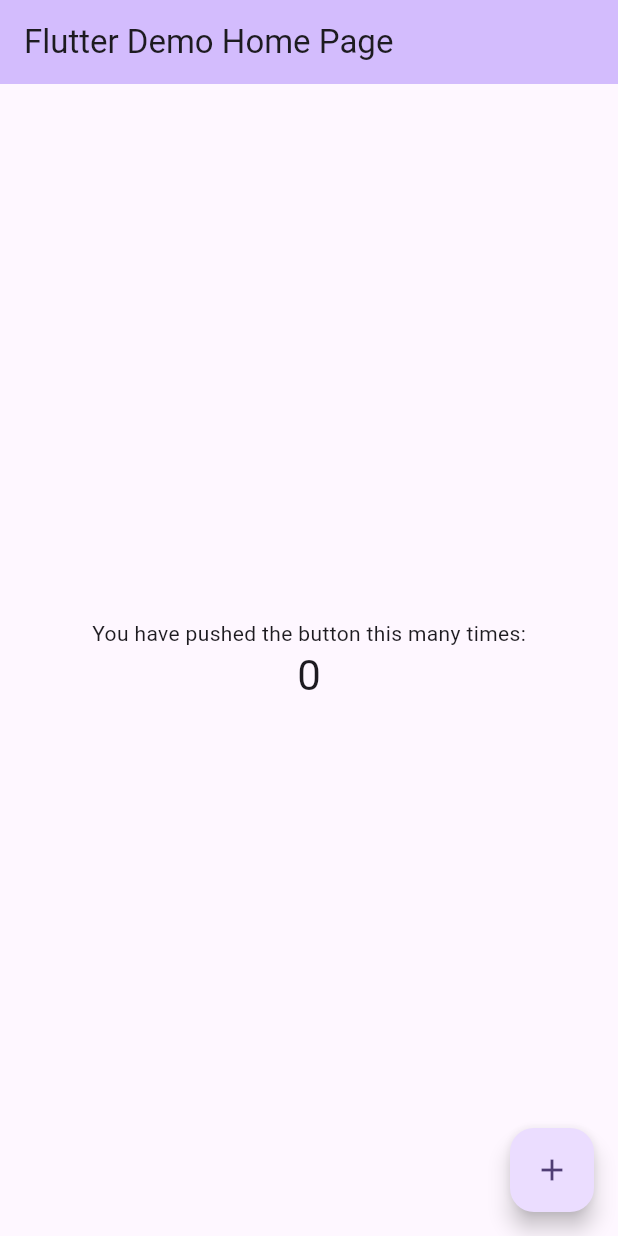
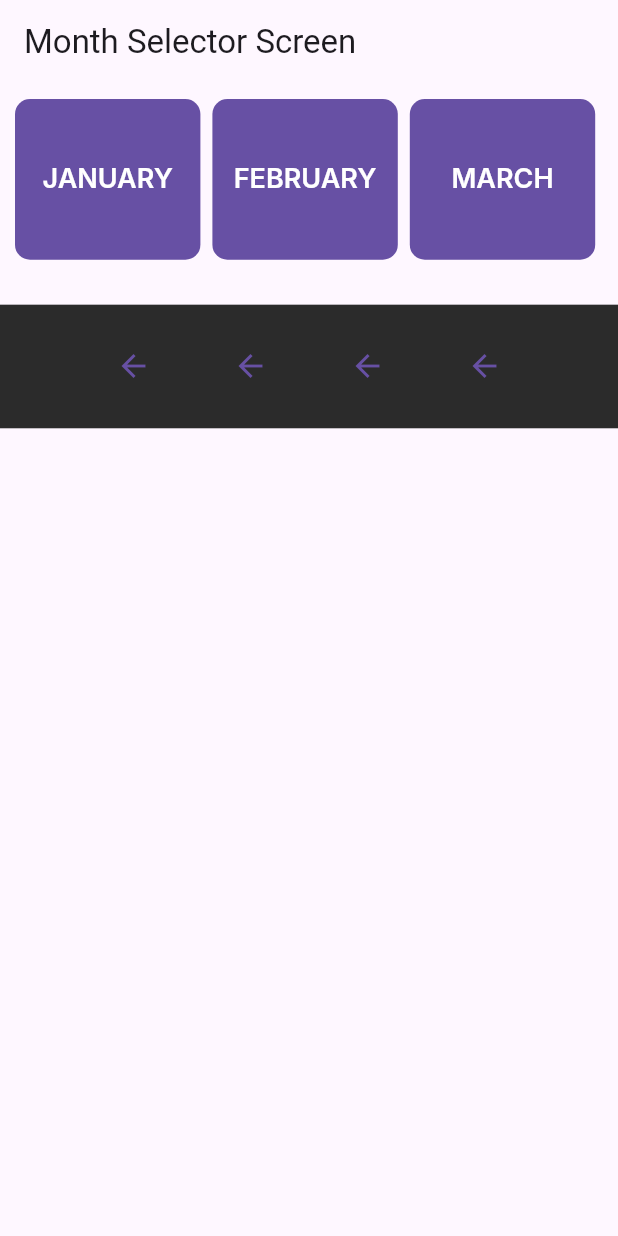
Before and after one commit to DavidMonteroCuesta/TFG-DAM_EVENTIFY, a Flutter app: the screen it shows after launch, on a phone screen of 412 x 824 dp. Run offline on Flutter 3.47's test engine with Material 3 defaults, Android fonts, the phone set to English and light mode, and no system bars; Roboto replaces fonts that are missing (Inter).

Commit message:
MAKING UI

```diff
--- a/PROJECT/eventify/lib/main.dart
+++ b/PROJECT/eventify/lib/main.dart
@@ -1,122 +1,192 @@
 import 'package:flutter/material.dart';
 
-void main() {
-  runApp(const MyApp());
-}
+// Define el widget de botones de navegación
+class BottomNavigationBarButtons extends StatelessWidget {
+  const BottomNavigationBarButtons({super.key});
 
-class MyApp extends StatelessWidget {
-  const MyApp({super.key});
-
-  // This widget is the root of your application.
   @override
   Widget build(BuildContext context) {
-    return MaterialApp(
-      title: 'Flutter Demo',
-      theme: ThemeData(
-        // This is the theme of your application.
-        //
-        // TRY THIS: Try running your application with "flutter run". You'll see
-        // the application has a purple toolbar. Then, without quitting the app,
-        // try changing the seedColor in the colorScheme below to Colors.green
-        // and then invoke "hot reload" (save your changes or press the "hot
-        // reload" button in a Flutter-supported IDE, or press "r" if you used
-        // the command line to start the app).
-        //
-        // Notice that the counter didn't reset back to zero; the application
-        // state is not lost during the reload. To reset the state, use hot
-        // restart instead.
-        //
-        // This works for code too, not just values: Most code changes can be
-        // tested with just a hot reload.
-        colorScheme: ColorScheme.fromSeed(seedColor: Colors.deepPurple),
+    return Container(
+      width: MediaQuery.of(context).size.width,
+      height: MediaQuery.of(context).size.height * 0.1,
+      decoration: const BoxDecoration(
+        color: Color(0xFF2B2B2B),
       ),
-      home: const MyHomePage(title: 'Flutter Demo Home Page'),
+      child: Row(
+        mainAxisSize: MainAxisSize.max,
+        mainAxisAlignment: MainAxisAlignment.center,
+        children: [
+          const SizedBox(width: 20), // Espacio antes de los botones
+          IconButton(
+            icon: Icon(
+              Icons.arrow_back,
+              color: Theme.of(context).colorScheme.primary, // Usando el color primario del tema
+              size: 24,
+            ),
+            onPressed: () {
+              print('IconButton pressed ...');
+            },
+          ),
+          const SizedBox(width: 30), // Espacio entre botones
+          IconButton(
+            icon: Icon(
+              Icons.arrow_back,
+              color: Theme.of(context).colorScheme.primary, // Usando el color primario del tema
+              size: 24,
+            ),
+            onPressed: () {
+              print('IconButton pressed ...');
+            },
+          ),
+          const SizedBox(width: 30), // Espacio entre botones
+          IconButton(
+            icon: Icon(
+              Icons.arrow_back,
+              color: Theme.of(context).colorScheme.primary, // Usando el color primario del tema
+              size: 24,
+            ),
+            onPressed: () {
+              print('IconButton pressed ...');
+            },
+          ),
+          const SizedBox(width: 30), // Espacio entre botones
+          IconButton(
+            icon: Icon(
+              Icons.arrow_back,
+              color: Theme.of(context).colorScheme.primary, // Usando el color primario del tema
+              size: 24,
+            ),
+            onPressed: () {
+              print('IconButton pressed ...');
+            },
+          ),
+          const SizedBox(width: 20), // Espacio después de los botones
+        ],
+      ),
     );
   }
 }
 
-class MyHomePage extends StatefulWidget {
-  const MyHomePage({super.key, required this.title});
+// Define el widget de MonthButton
+class MonthButton extends StatelessWidget {
+  const MonthButton({
+    super.key,
+    required this.monthName,
+    required this.backgroundColor,
+    required this.textColor,
+    required this.textStyle,
+  });
 
-  // This widget is the home page of your application. It is stateful, meaning
-  // that it has a State object (defined below) that contains fields that affect
-  // how it looks.
-
-  // This class is the configuration for the state. It holds the values (in this
-  // case the title) provided by the parent (in this case the App widget) and
-  // used by the build method of the State. Fields in a Widget subclass are
-  // always marked "final".
-
-  final String title;
-
-  @override
-  State<MyHomePage> createState() => _MyHomePageState();
-}
-
-class _MyHomePageState extends State<MyHomePage> {
-  int _counter = 0;
-
-  void _incrementCounter() {
-    setState(() {
-      // This call to setState tells the Flutter framework that something has
-      // changed in this State, which causes it to rerun the build method below
-      // so that the display can reflect the updated values. If we changed
-      // _counter without calling setState(), then the build method would not be
-      // called again, and so nothing would appear to happen.
-      _counter++;
-    });
-  }
+  final String monthName;
+  final Color backgroundColor;
+  final Color textColor;
+  final TextStyle textStyle;
 
   @override
   Widget build(BuildContext context) {
-    // This method is rerun every time setState is called, for instance as done
-    // by the _incrementCounter method above.
-    //
-    // The Flutter framework has been optimized to make rerunning build methods
-    // fast, so that you can just rebuild anything that needs updating rather
-    // than having to individually change instances of widgets.
-    return Scaffold(
-      appBar: AppBar(
-        // TRY THIS: Try changing the color here to a specific color (to
-        // Colors.amber, perhaps?) and trigger a hot reload to see the AppBar
-        // change color while the other colors stay the same.
-        backgroundColor: Theme.of(context).colorScheme.inversePrimary,
-        // Here we take the value from the MyHomePage object that was created by
-        // the App.build method, and use it to set our appbar title.
-        title: Text(widget.title),
+    return Container(
+      width: MediaQuery.of(context).size.width * 0.3,
+      height: MediaQuery.of(context).size.height * 0.13,
+      decoration: BoxDecoration(
+        color: backgroundColor,
+        borderRadius: BorderRadius.circular(10),
       ),
-      body: Center(
-        // Center is a layout widget. It takes a single child and positions it
-        // in the middle of the parent.
-        child: Column(
-          // Column is also a layout widget. It takes a list of children and
-          // arranges them vertically. By default, it sizes itself to fit its
-          // children horizontally, and tries to be as tall as its parent.
-          //
-          // Column has various properties to control how it sizes itself and
-          // how it positions its children. Here we use mainAxisAlignment to
-          // center the children vertically; the main axis here is the vertical
-          // axis because Columns are vertical (the cross axis would be
-          // horizontal).
-          //
-          // TRY THIS: Invoke "debug painting" (choose the "Toggle Debug Paint"
-          // action in the IDE, or press "p" in the console), to see the
-          // wireframe for each widget.
-          mainAxisAlignment: MainAxisAlignment.center,
-          children: <Widget>[
-            const Text('You have pushed the button this many times:'),
-            Text(
-              '$_counter',
-              style: Theme.of(context).textTheme.headlineMedium,
-            ),
-          ],
+      child: Align(
+        alignment: Alignment.center,
+        child: Text(
+          monthName,
+          style: textStyle.copyWith(color: textColor),
         ),
       ),
-      floatingActionButton: FloatingActionButton(
-        onPressed: _incrementCounter,
-        tooltip: 'Increment',
-        child: const Icon(Icons.add),
-      ), // This trailing comma makes auto-formatting nicer for build methods.
     );
   }
 }
+
+// Define el widget de MonthSelector
+class MonthSelector extends StatelessWidget {
+  const MonthSelector({super.key});
+
+  @override
+  Widget build(BuildContext context) {
+    final Color monthButtonBackgroundColor = Theme.of(context).primaryColor;
+    final Color monthButtonTextColor = Colors.white;
+    const TextStyle monthButtonTextStyle = TextStyle(
+      fontFamily: 'Inter',
+      fontSize: 18,
+      letterSpacing: 0.0,
+      fontWeight: FontWeight.w600,
+    );
+
+    return Align(
+      alignment: AlignmentDirectional(0, 0),
+      child: Padding(
+        padding: const EdgeInsets.all(10),
+        child: SingleChildScrollView(
+          scrollDirection: Axis.horizontal,
+          child: Row(
+            mainAxisSize: MainAxisSize.max,
+            mainAxisAlignment: MainAxisAlignment.center,
+            children: [
+              MonthButton(
+                monthName: 'JANUARY',
+                backgroundColor: monthButtonBackgroundColor,
+                textColor: monthButtonTextColor,
+                textStyle: monthButtonTextStyle,
+              ),
+              MonthButton(
+                monthName: 'FEBRUARY',
+                backgroundColor: monthButtonBackgroundColor,
+                textColor: monthButtonTextColor,
+                textStyle: monthButtonTextStyle,
+              ),
+              MonthButton(
+                monthName: 'MARCH',
+                backgroundColor: monthButtonBackgroundColor,
+                textColor: monthButtonTextColor,
+                textStyle: monthButtonTextStyle,
+              ),
+              MonthButton(
+                monthName: 'APRIL',
+                backgroundColor: monthButtonBackgroundColor,
+                textColor: monthButtonTextColor,
+                textStyle: monthButtonTextStyle,
+              ),
+              // Puedes agregar más botones de meses aquí
+            ].expand((monthButton) => [monthButton, const SizedBox(width: 8)]).toList(), // Añadiendo espacio entre los botones
+          ),
+        ),
+      ),
+    );
+  }
+}
+
+// La pantalla principal que usa BottomNavigationBarButtons y MonthSelector
+class MonthScreen extends StatelessWidget {
+  const MonthScreen({super.key});
+
+  @override
+  Widget build(BuildContext context) {
+    return Scaffold(
+      appBar: AppBar(
+        title: const Text("Month Selector Screen"),
+      ),
+      body: Column(
+        children: [
+          // Primer widget, el selector de meses
+          const MonthSelector(),
+          // Un espacio entre el selector de meses y la barra de navegación
+          const SizedBox(height: 20),
+          // Segundo widget, los botones de navegación
+          const BottomNavigationBarButtons(),
+        ],
+      ),
+    );
+  }
+}
+
+void main() {
+  runApp(MaterialApp(
+    debugShowCheckedModeBanner: false,
+    home: const MonthScreen(),
+  ));
+}
--- /dev/null
+++ b/PROJECT/eventify/lib/src/widgets/month_button.dart
@@ -0,0 +1,37 @@
+// ignore: file_names
+import 'package:flutter/material.dart';
+
+class MonthButton extends StatelessWidget {
+  const MonthButton({
+    super.key,
+    required this.monthName,
+    required this.backgroundColor,
+    required this.textColor,
+    this.textStyle = const TextStyle(fontSize: 16), // Default style in case textStyle is not provided
+  });
+
+  final String monthName;
+  final Color backgroundColor;
+  final Color textColor;
+  final TextStyle textStyle;
+
+  @override
+  Widget build(BuildContext context) {
+    return Container(
+      width: MediaQuery.of(context).size.width * 0.3,
+      height: MediaQuery.of(context).size.height * 0.13,
+      decoration: BoxDecoration(
+        // ignore: deprecated_member_use
+        color: backgroundColor.withOpacity(0.75), // Apply opacity directly on background
+        borderRadius: BorderRadius.circular(10), // Optional: add rounded corners for a nice effect
+      ),
+      child: Align(
+        alignment: Alignment.center,
+        child: Text(
+          monthName,
+          style: textStyle.copyWith(color: textColor), // Apply passed text style and ensure text color
+        ),
+      ),
+    );
+  }
+}
```
Also changed, not shown: PROJECT/eventify/lib/src/clase.dart (added, +60 -0 lines), PROJECT/eventify/lib/src/widgets/bottom_navigation_bar_buttons.dart (added, +67 -0 lines), PROJECT/eventify/lib/src/widgets/month_selector.dart (added, +140 -0 lines), PROJECT/eventify/pubspec.yaml (+3 -67 lines), PROJECT/eventify/pubspec.lock, 2 other files.
